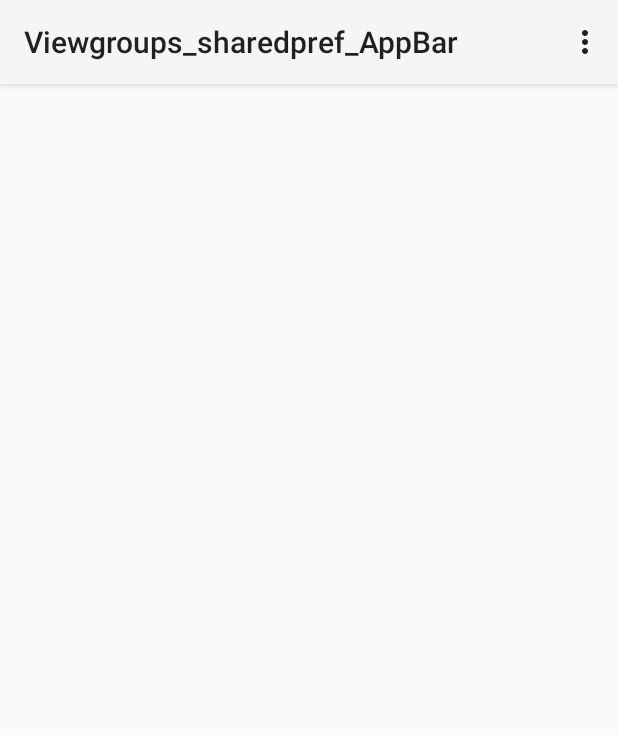
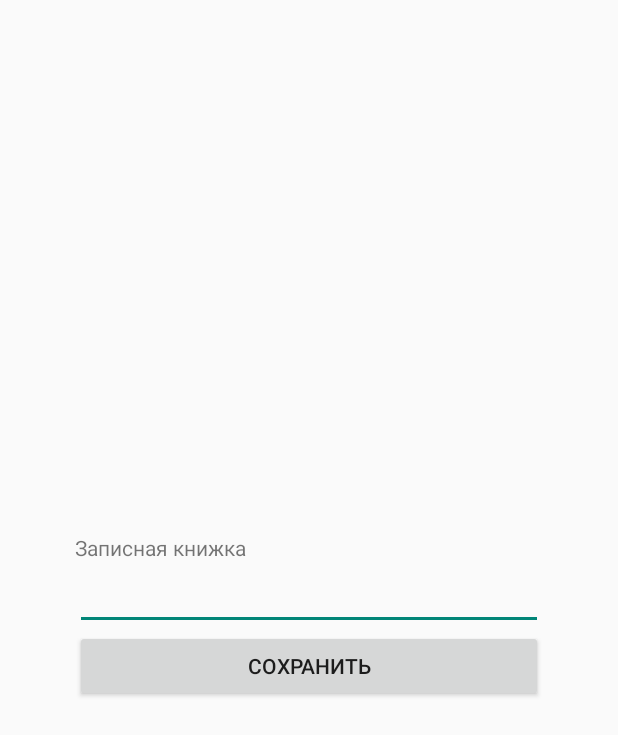
Before and after one commit to Antaya/Viewgroups_sharedpref_AppBar, an Android app: the screen it shows after launch (MainActivity before the commit, NotesActivity after it), in the options menu, after a tap on "Записная книжка", on a phone screen of 412 x 824 dp. Shown: the top 735 px of the screen. Run offline under Robolectric (Android 15) with nearby library versions, the phone set to English and light mode, and no system bars.

Commit message:
added link to NotesActivity

```diff
--- a/app/src/main/AndroidManifest.xml
+++ b/app/src/main/AndroidManifest.xml
@@ -18,7 +18,9 @@
             </intent-filter>
         </activity>
 
-        <activity android:name=".NotesActivity"/>
+        <activity android:name=".NotesActivity"
+            android:label="@string/title">
+        </activity>
     </application>
 
 </manifest>
--- a/app/src/main/java/com/example/viewgroups_sharedpref_appbar/MainActivity.java
+++ b/app/src/main/java/com/example/viewgroups_sharedpref_appbar/MainActivity.java
@@ -29,10 +29,11 @@
     public boolean onOptionsItemSelected(MenuItem item) {
         switch (item.getItemId()) {
             case R.id.action_open_notes:
-                Toast.makeText(MainActivity.this, "Открыть записную книжку", Toast.LENGTH_LONG).show();
+                Intent intent = new Intent(MainActivity.this, NotesActivity.class);
+                startActivity(intent);
                 break;
             case R.id.action_settings:
-                Toast.makeText(MainActivity.this, "Settings activivty", Toast.LENGTH_LONG).show();
+                Toast.makeText(MainActivity.this, "Settings activity", Toast.LENGTH_LONG).show();
                 break;
             default:
                 return super.onOptionsItemSelected(item);
--- a/app/src/main/java/com/example/viewgroups_sharedpref_appbar/NotesActivity.java
+++ b/app/src/main/java/com/example/viewgroups_sharedpref_appbar/NotesActivity.java
@@ -19,7 +19,7 @@
     @Override
     protected void onCreate(Bundle savedInstanceState) {
         super.onCreate(savedInstanceState);
-        setContentView(R.layout.activity_main);
+        setContentView(R.layout.activity_notes);
         initViews();
         getDateFromSharedPref();
 
--- a/app/src/main/res/layout/activity_notes.xml
+++ b/app/src/main/res/layout/activity_notes.xml
@@ -7,6 +7,20 @@
     android:orientation="vertical"
     android:padding="50dp"
     tools:context=".MainActivity">
+
+    <LinearLayout
+        android:layout_width="wrap_content"
+        android:layout_height="wrap_content"
+        android:layout_gravity="top"
+        android:orientation="vertical">
+
+        <TextView
+            android:layout_width="wrap_content"
+            android:layout_height="wrap_content"
+            android:layout_gravity="top"
+            android:text="@string/title" />
+    </LinearLayout>
+
 
     <EditText
         android:id="@+id/inputNote"
--- a/app/src/main/res/values/strings.xml
+++ b/app/src/main/res/values/strings.xml
@@ -1,6 +1,7 @@
 <resources>
-    <string name="app_name">Viewgroups_sharedpref_AppBar</string>
+    <string name="app_name">Меню</string>
     <string name="Notebook">Записная книжка</string>
     <string name="settings">Settings</string>
-    <string name="button_SaveNote">button_SaveNote</string>
+    <string name="button_SaveNote">Сохранить</string>
+    <string name="title">Записная книжка</string>
 </resources>
```
